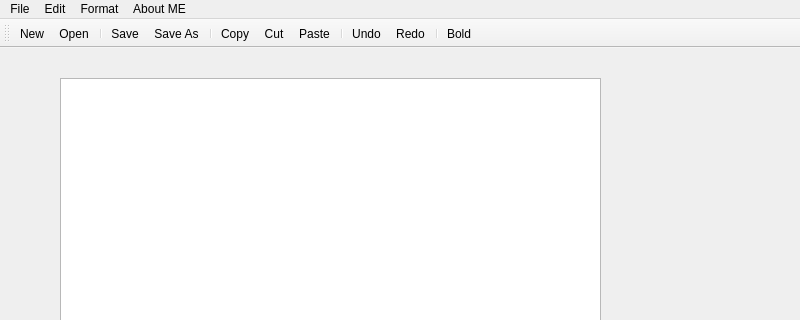
First picture: the form in mainwindow.ui, repository NishantWankhade/TextEditor_QTCreator, before the edit; both pictures show x 0 to 800 and y 0 to 320 of the 800 by 600 pixel window.
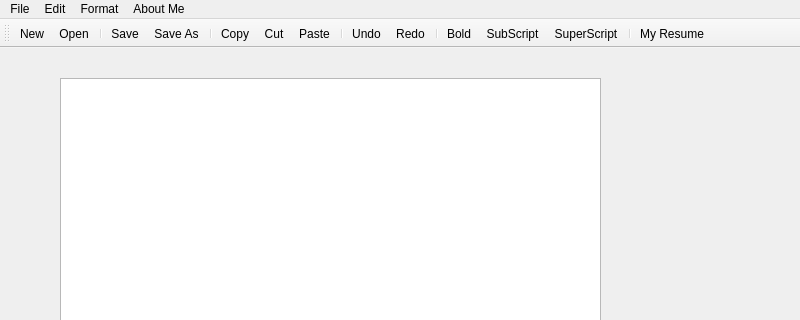
Second picture: the form after the edit. Icons and pictures are not drawn.

Diff of the .ui file:
```diff
--- a/mainwindow.ui
+++ b/mainwindow.ui
@@ -55,21 +55,24 @@
     <addaction name="actionUndo"/>
     <addaction name="actionRedo"/>
    </widget>
-   <widget class="QMenu" name="menuAbout_ME">
-    <property name="title">
-     <string>About ME</string>
-    </property>
-   </widget>
    <widget class="QMenu" name="menuTextEdit">
     <property name="title">
      <string>Format</string>
     </property>
     <addaction name="actionBold"/>
+    <addaction name="actionSubScript"/>
+    <addaction name="actionSuperScript"/>
+   </widget>
+   <widget class="QMenu" name="menuAbout_Me">
+    <property name="title">
+     <string>About Me</string>
+    </property>
+    <addaction name="actionMy_Resume"/>
    </widget>
    <addaction name="menuFile"/>
    <addaction name="menuEdit"/>
    <addaction name="menuTextEdit"/>
-   <addaction name="menuAbout_ME"/>
+   <addaction name="menuAbout_Me"/>
   </widget>
   <widget class="QStatusBar" name="statusbar"/>
   <widget class="QToolBar" name="toolBar">
@@ -96,6 +99,10 @@
    <addaction name="actionRedo"/>
    <addaction name="separator"/>
    <addaction name="actionBold"/>
+   <addaction name="actionSubScript"/>
+   <addaction name="actionSuperScript"/>
+   <addaction name="separator"/>
+   <addaction name="actionMy_Resume"/>
   </widget>
   <action name="actionNew">
    <property name="icon">
@@ -187,6 +194,33 @@
     <string>Bold</string>
    </property>
   </action>
+  <action name="actionMy_Resume">
+   <property name="icon">
+    <iconset resource="icons.qrc">
+     <normaloff>:/icons/icons/icons8-more-info-50.png</normaloff>:/icons/icons/icons8-more-info-50.png</iconset>
+   </property>
+   <property name="text">
+    <string>My Resume</string>
+   </property>
+  </action>
+  <action name="actionSubScript">
+   <property name="icon">
+    <iconset resource="icons.qrc">
+     <normaloff>:/icons/icons/icons8-subscript-50.png</normaloff>:/icons/icons/icons8-subscript-50.png</iconset>
+   </property>
+   <property name="text">
+    <string>SubScript</string>
+   </property>
+  </action>
+  <action name="actionSuperScript">
+   <property name="icon">
+    <iconset resource="icons.qrc">
+     <normaloff>:/icons/icons/icons8-superscript-50.png</normaloff>:/icons/icons/icons8-superscript-50.png</iconset>
+   </property>
+   <property name="text">
+    <string>SuperScript</string>
+   </property>
+  </action>
  </widget>
  <resources>
   <include location="icons.qrc"/>
```
Left out of the diff: 20 changed lines with no effect on the pictures.
